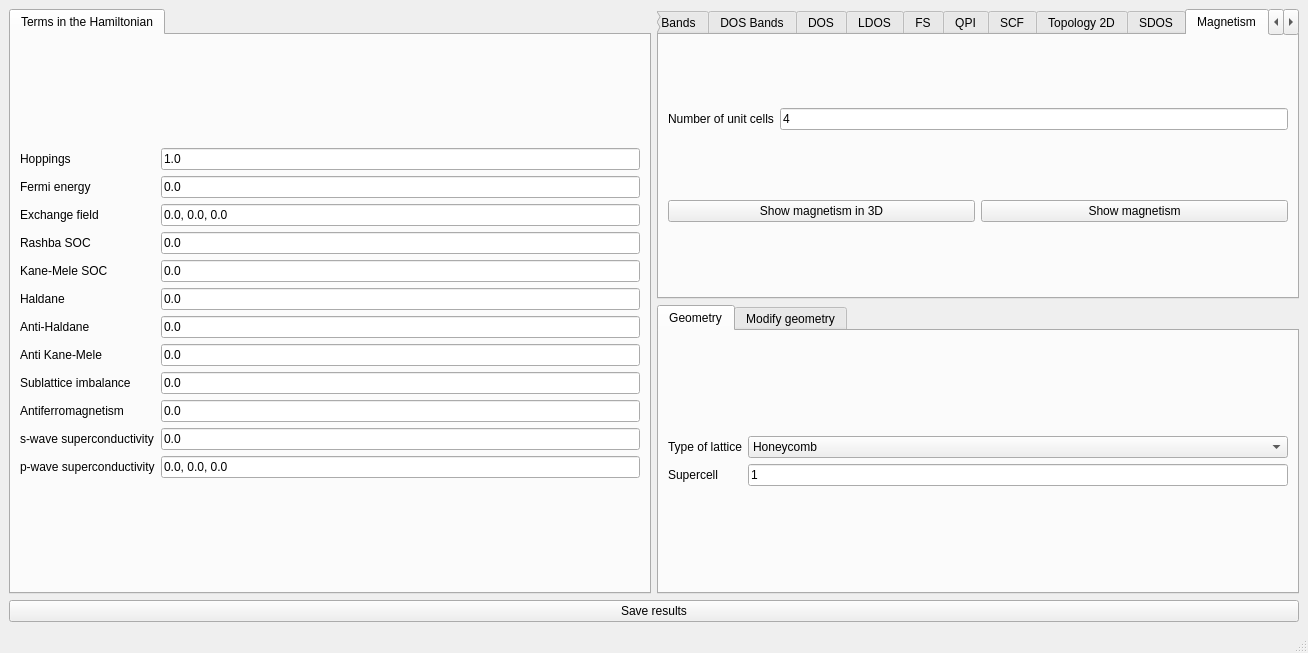
Before: the Qt Designer form interface-pyqt/2d/interface.ui in joselado/quantum-lattice, drawn with Qt 5.
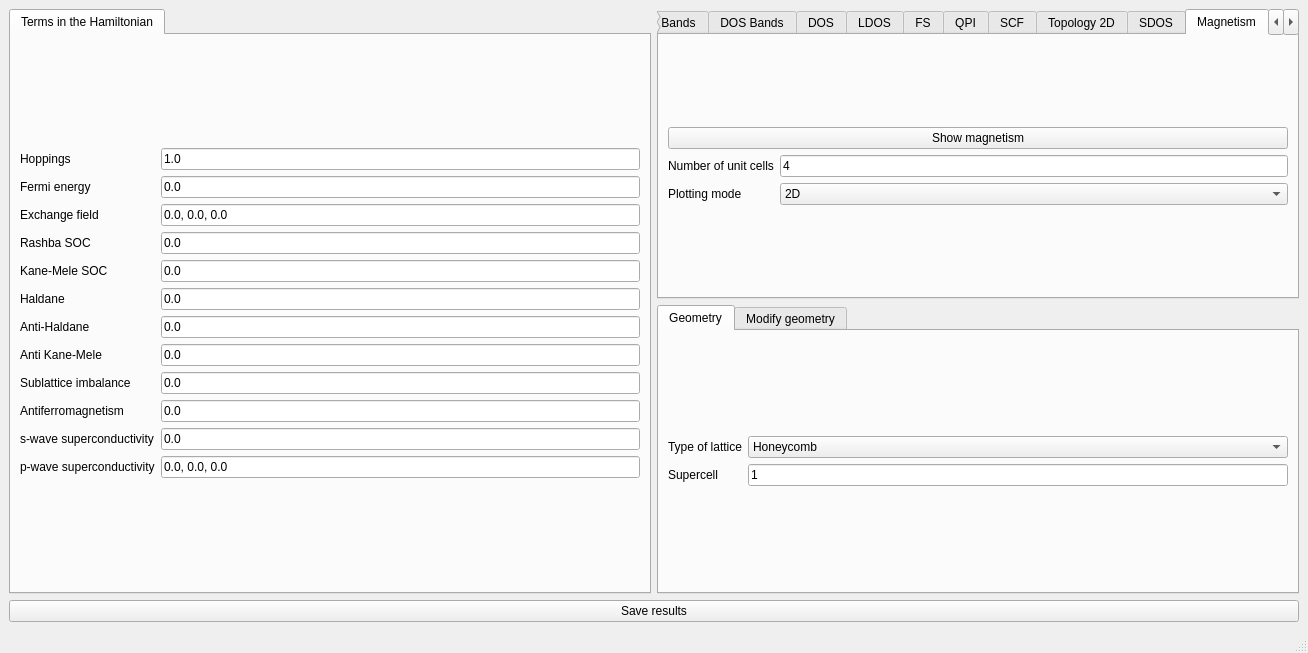
After: the same form once the commit is applied. The open tabs and pages were chosen to show the change.

The edit to the form file:
```diff
--- a/interface-pyqt/2d/interface.ui
+++ b/interface-pyqt/2d/interface.ui
@@ -1320,33 +1320,47 @@
        </attribute>
        <layout class="QGridLayout" name="gridLayout_29">
         <item row="0" column="0">
+         <layout class="QGridLayout" name="gridLayout_23">
+          <item row="0" column="0" colspan="2">
+           <widget class="QPushButton" name="show_magnetism">
+            <property name="text">
+             <string>Show magnetism</string>
+            </property>
+           </widget>
+          </item>
+          <item row="1" column="0">
          <widget class="QLabel" name="label_41">
           <property name="text">
            <string>Number of unit cells</string>
           </property>
          </widget>
         </item>
-        <item row="0" column="1">
+          <item row="1" column="1">
          <widget class="QLineEdit" name="magnetization_nrep">
           <property name="text">
            <string>4</string>
           </property>
          </widget>
         </item>
-        <item row="1" column="0" colspan="2">
-         <layout class="QGridLayout" name="gridLayout_23">
-          <item row="0" column="1">
-           <widget class="QPushButton" name="show_magnetism">
+          <item row="2" column="0">
+           <widget class="QLabel" name="label_61">
             <property name="text">
-             <string>Show magnetism</string>
+             <string>Plotting mode</string>
             </property>
            </widget>
           </item>
-          <item row="0" column="0">
-           <widget class="QPushButton" name="show_magnetism_3d">
+          <item row="2" column="1">
+           <widget class="QComboBox" name="magnetization_plot_mode">
+            <item>
             <property name="text">
-             <string>Show magnetism in 3D</string>
-            </property>
+              <string>2D</string>
+             </property>
+            </item>
+            <item>
+             <property name="text">
+              <string>3D</string>
+             </property>
+            </item>
            </widget>
           </item>
          </layout>
```
Lines whose indentation alone changed are shown as unchanged.
